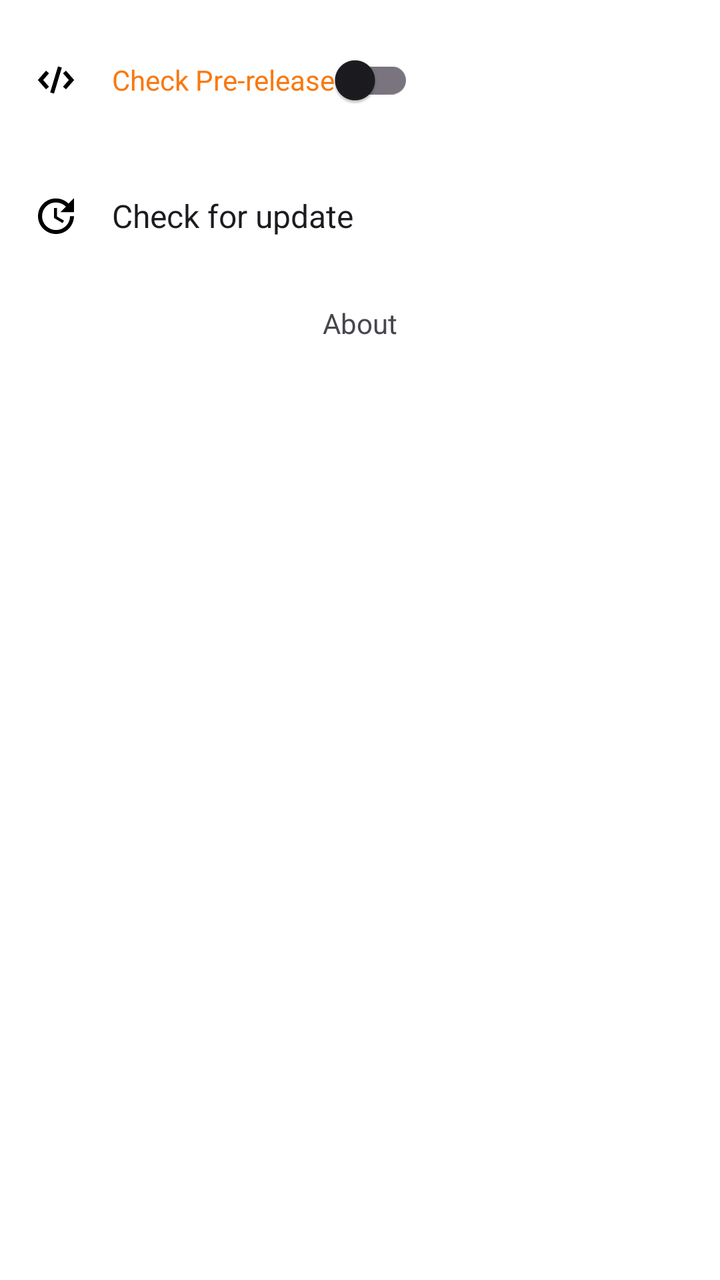
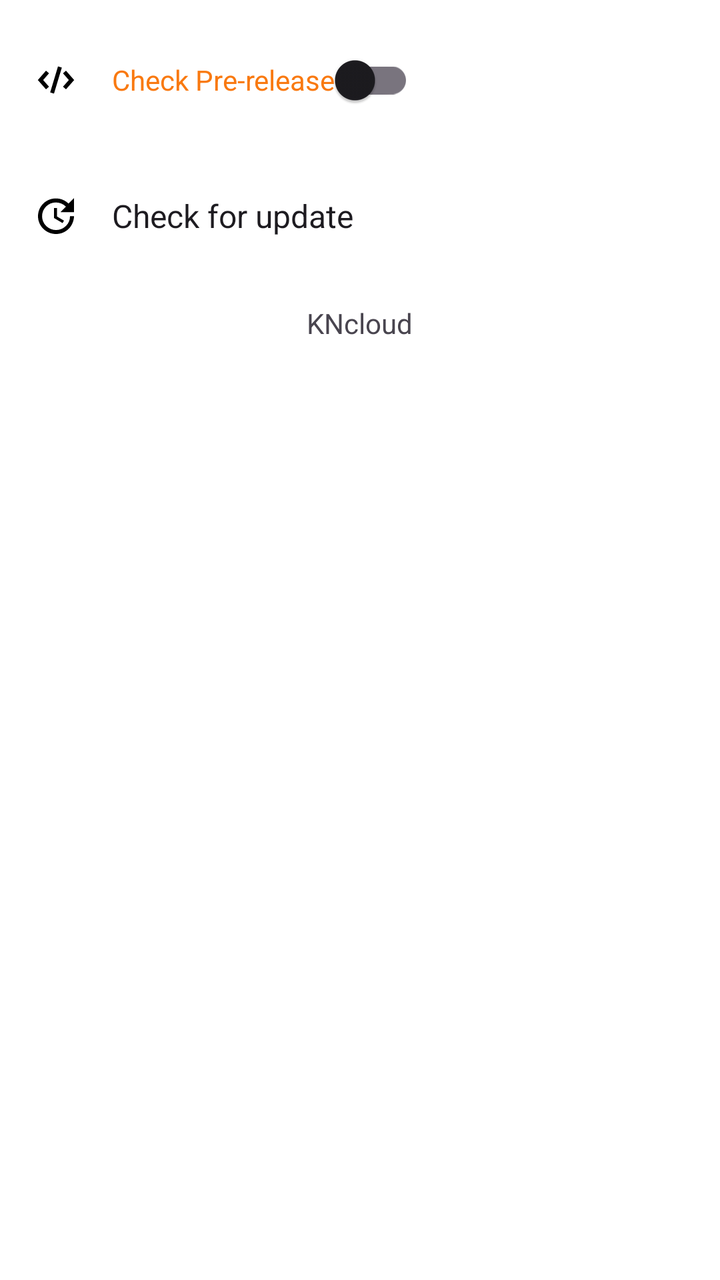

An Android layout rendered at two revisions. The XML below is the earlier revision; the diff shows what the commit changed to produce the second picture.
<!-- AndroidManifest.xml: application theme AppThemeDayNight -->
<!-- res/layout/activity_check_update.xml -->
<?xml version="1.0" encoding="utf-8"?>
<ScrollView xmlns:android="http://schemas.android.com/apk/res/android"
    android:layout_width="match_parent"
    android:layout_height="match_parent"
    android:fitsSystemWindows="true">

    <LinearLayout xmlns:app="http://schemas.android.com/apk/res-auto"
        android:layout_width="match_parent"
        android:layout_height="wrap_content"
        android:orientation="vertical">

        <LinearLayout
            android:layout_width="match_parent"
            android:layout_height="wrap_content"
            android:background="?attr/selectableItemBackground"
            android:clickable="true"
            android:focusable="true"
            android:gravity="center|start"
            android:orientation="horizontal"
            android:padding="@dimen/padding_spacing_dp16">

            <ImageView
                android:layout_width="@dimen/image_size_dp24"
                android:layout_height="@dimen/image_size_dp24"
                app:srcCompat="@drawable/ic_source_code_24dp" />

            <androidx.appcompat.widget.SwitchCompat
                android:id="@+id/check_pre_release"
                android:layout_width="wrap_content"
                android:layout_height="wrap_content"
                android:maxLines="1"
                android:paddingStart="@dimen/padding_spacing_dp16"
                android:text="@string/update_check_pre_release"
                android:textAppearance="@style/TextAppearance.AppCompat.Small"
                android:textColor="@color/colorAccent"
                app:theme="@style/BrandedSwitch" />
        </LinearLayout>

        <LinearLayout
            android:id="@+id/layout_check_update"
            android:layout_width="match_parent"
            android:layout_height="wrap_content"
            android:background="?attr/selectableItemBackground"
            android:clickable="true"
            android:focusable="true"
            android:gravity="center|start"
            android:orientation="horizontal"
            android:padding="@dimen/padding_spacing_dp16">

            <ImageView
                android:layout_width="@dimen/image_size_dp24"
                android:layout_height="@dimen/image_size_dp24"
                app:srcCompat="@drawable/ic_check_update_24dp" />

            <TextView
                android:layout_width="wrap_content"
                android:layout_height="wrap_content"
                android:paddingStart="@dimen/padding_spacing_dp16"
                android:text="@string/update_check_for_update"
                android:textAppearance="@style/TextAppearance.AppCompat.Subhead" />

        </LinearLayout>

        <LinearLayout
            android:layout_width="match_parent"
            android:layout_height="wrap_content"
            android:gravity="center"
            android:orientation="horizontal"
            android:padding="@dimen/padding_spacing_dp16">

            <TextView
                android:id="@+id/tv_version"
                android:layout_width="wrap_content"
                android:layout_height="wrap_content"
                android:text="@string/title_about"
                android:textAppearance="@style/TextAppearance.AppCompat.Small" />
        </LinearLayout>

    </LinearLayout>

</ScrollView>
<!-- resources referenced by this layout -->
<resources>
  <color name="colorAccent">@color/md_theme_secondary</color>
  <dimen name="image_size_dp24">24dp</dimen>
  <dimen name="padding_spacing_dp16">16dp</dimen>
  <!-- drawable ic_check_update_24dp (drawable) -->
  <vector xmlns:android="http://schemas.android.com/apk/res/android"
  android:width="24dp"
  android:height="24dp"
  android:viewportWidth="24"
  android:viewportHeight="24">
  
  <path
      android:fillColor="#FF000000"
      android:pathData="M21,10.12h-6.78l2.74,-2.82c-2.73,-2.7 -7.15,-2.8 -9.88,-0.1c-2.73,2.71 -2.73,7.08 0,9.79s7.15,2.71 9.88,0C18.32,15.65 19,14.08 19,12.1h2c0,1.98 -0.88,4.55 -2.64,6.29c-3.51,3.48 -9.21,3.48 -12.72,0c-3.5,-3.47 -3.53,-9.11 -0.02,-12.58s9.14,-3.47 12.65,0L21,3V10.12zM12.5,8v4.25l3.5,2.08l-0.72,1.21L11,13V8H12.5z" />
  
  </vector>
  <!-- drawable ic_source_code_24dp (drawable) -->
  <vector xmlns:android="http://schemas.android.com/apk/res/android"
      android:width="24dp"
      android:height="24dp"
      android:viewportWidth="1024"
      android:viewportHeight="1024">
      <path
          android:fillColor="#FF000000"
          android:pathData="M469.2,802.1l-81.7,-24.6L554.8,221.9l81.7,24.6L469.2,802.1zM362.7,654.5l-124.7,-141.7 124.8,-143.5 -64.4,-56 -173.8,199.8 174,197.7 64.1,-56.3zM899.4,513.1l-173.8,-199.8 -64.4,56 124.8,143.5 -124.7,141.7 64.1,56.4 174,-197.7z" />
  </vector>
  <string name="title_about">About</string>
  <string name="update_check_for_update">Check for update</string>
  <string name="update_check_pre_release">Check Pre-release</string>
  <style name="BrandedSwitch" parent="AppThemeDayNight">
          <item name="colorPrimary">@color/color_fab_active</item>
      </style>
  <style name="AppThemeDayNight" parent="AppThemeBase">
          
          <item name="android:windowLightStatusBar">true</item>
          <item name="android:windowLightNavigationBar" tools:targetApi="27">true</item>
      </style>
  <color name="md_theme_secondary">#f97910</color>
  <color name="color_fab_active">#f97910</color>
  <color name="md_theme_primary">#000000</color>
  <color name="md_theme_onPrimary">#FFFFFF</color>
  <color name="md_theme_primaryContainer">#E0E0E0</color>
  <color name="md_theme_onPrimaryContainer">#000000</color>
  <color name="md_theme_onSecondary">#FFFFFF</color>
  <color name="md_theme_secondaryContainer">#FFE8D6</color>
  <color name="md_theme_onSecondaryContainer">#2B1700</color>
  <color name="md_theme_tertiary">#009966</color>
  <color name="md_theme_onTertiary">#FFFFFF</color>
  <color name="md_theme_tertiaryContainer">#A0F2D0</color>
  <color name="md_theme_onTertiaryContainer">#00201A</color>
  <color name="md_theme_error">#BA1A1A</color>
  <color name="md_theme_onError">#FFFFFF</color>
  <color name="md_theme_errorContainer">#FFDAD6</color>
  <color name="md_theme_onErrorContainer">#410002</color>
  <color name="md_theme_surface">#FFFFFF</color>
  <color name="md_theme_onSurface">#1C1B1F</color>
  <color name="md_theme_surfaceVariant">#E7E0EC</color>
  <color name="md_theme_onSurfaceVariant">#49454F</color>
  <color name="md_theme_inverseSurface">#313033</color>
  <color name="md_theme_inverseOnSurface">#F4EFF4</color>
  <color name="md_theme_background">#FFFFFF</color>
  <color name="md_theme_onBackground">#1C1B1F</color>
  <color name="md_theme_outline">#79747E</color>
  <color name="md_theme_outlineVariant">#CAC4D0</color>
  <color name="md_theme_inversePrimary">#C0C0C0</color>
  <!-- unchanged entries left out for length: 1 -->
</resources>

<!-- the commit's change to res/layout/activity_check_update.xml (unified diff, before → after) -->
@@ -72,7 +72,7 @@
                 android:id="@+id/tv_version"
                 android:layout_width="wrap_content"
                 android:layout_height="wrap_content"
-                android:text="@string/title_about"
+                android:text="@string/app_name"
                 android:textAppearance="@style/TextAppearance.AppCompat.Small" />
         </LinearLayout>
 
<!-- resource entries referenced after the edit -->
@@ -25,7 +25,7 @@
           android:fillColor="#FF000000"
           android:pathData="M469.2,802.1l-81.7,-24.6L554.8,221.9l81.7,24.6L469.2,802.1zM362.7,654.5l-124.7,-141.7 124.8,-143.5 -64.4,-56 -173.8,199.8 174,197.7 64.1,-56.3zM899.4,513.1l-173.8,-199.8 -64.4,56 124.8,143.5 -124.7,141.7 64.1,56.4 174,-197.7z" />
   </vector>
-  <string name="title_about">About</string>
+  <string name="app_name" translatable="false">KNcloud</string>
   <string name="update_check_for_update">Check for update</string>
   <string name="update_check_pre_release">Check Pre-release</string>
   <style name="BrandedSwitch" parent="AppThemeDayNight">
